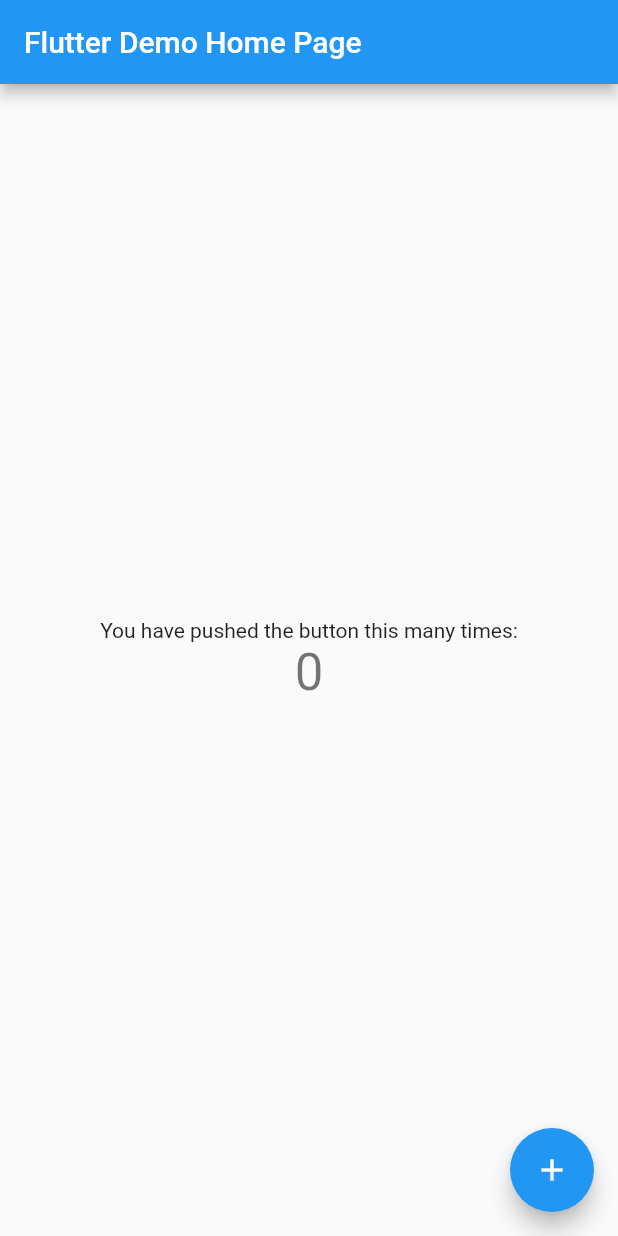
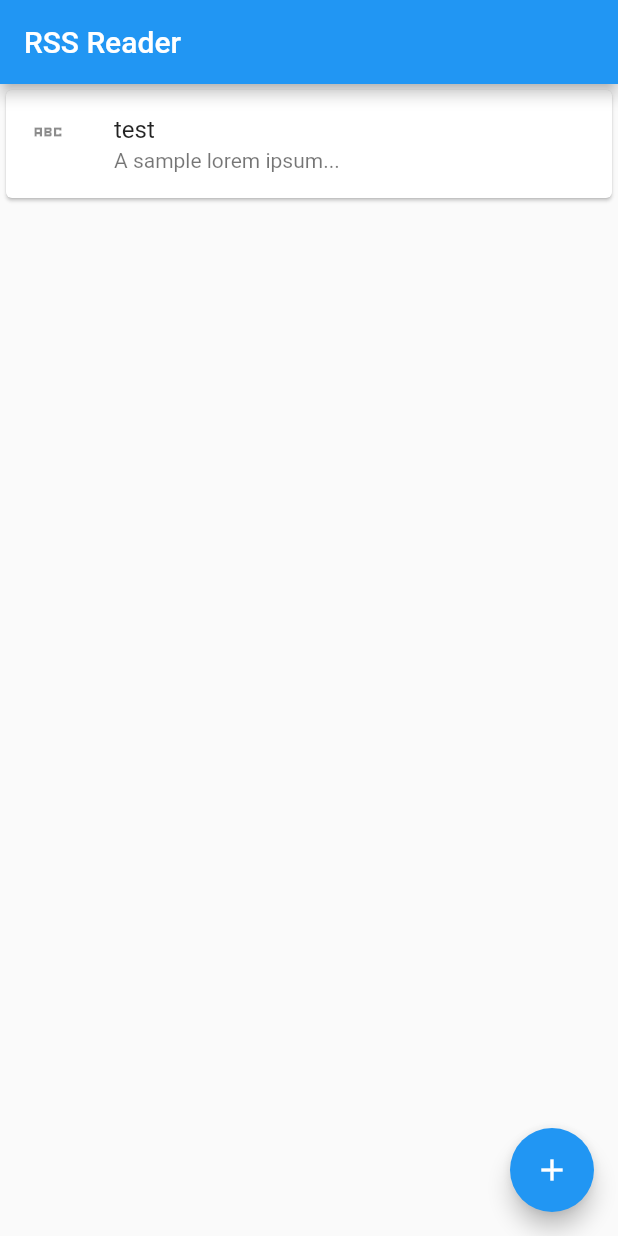
Before and after one commit to Dogeek/rss_feed, a Flutter app: the screen it shows after launch, on a phone screen of 412 x 824 dp. Run offline on Flutter 3.47's test engine with Material 2 defaults, Android fonts, the phone set to English and light mode, and no system bars; our stand-ins replace shared_preferences.

Commit message:
RSS Feed basic functionality

```diff
--- /dev/null
+++ b/lib/app.dart
@@ -0,0 +1,24 @@
+import 'package:flutter/material.dart';
+import './src/pages/home.dart';
+import './src/pages/add_feed.dart';
+import './src/pages/view_feed.dart';
+
+class App extends StatelessWidget {
+  const App({Key? key}) : super(key: key);
+
+  @override
+  Widget build(BuildContext context) {
+    return MaterialApp(
+      title: 'RSS Reader',
+      theme: ThemeData(
+        primarySwatch: Colors.blue,
+      ),
+      initialRoute: '/',
+      routes: {
+        '/': (context) => const HomePage(title: 'RSS Reader'),
+        '/add_feed': (context) => const AddFeedPage(title: 'Add a new feed'),
+        '/view_feed': (context) => const ViewFeedPage(),
+      },
+    );
+  }
+}
--- a/lib/main.dart
+++ b/lib/main.dart
@@ -1,115 +1,6 @@
 import 'package:flutter/material.dart';
+import './app.dart';
 
 void main() {
-  runApp(const MyApp());
+  runApp(const App());
 }
-
-class MyApp extends StatelessWidget {
-  const MyApp({Key? key}) : super(key: key);
-
-  // This widget is the root of your application.
-  @override
-  Widget build(BuildContext context) {
-    return MaterialApp(
-      title: 'Flutter Demo',
-      theme: ThemeData(
-        // This is the theme of your application.
-        //
-        // Try running your application with "flutter run". You'll see the
-        // application has a blue toolbar. Then, without quitting the app, try
-        // changing the primarySwatch below to Colors.green and then invoke
-        // "hot reload" (press "r" in the console where you ran "flutter run",
-        // or simply save your changes to "hot reload" in a Flutter IDE).
-        // Notice that the counter didn't reset back to zero; the application
-        // is not restarted.
-        primarySwatch: Colors.blue,
-      ),
-      home: const MyHomePage(title: 'Flutter Demo Home Page'),
-    );
-  }
-}
-
-class MyHomePage extends StatefulWidget {
-  const MyHomePage({Key? key, required this.title}) : super(key: key);
-
-  // This widget is the home page of your application. It is stateful, meaning
-  // that it has a State object (defined below) that contains fields that affect
-  // how it looks.
-
-  // This class is the configuration for the state. It holds the values (in this
-  // case the title) provided by the parent (in this case the App widget) and
-  // used by the build method of the State. Fields in a Widget subclass are
-  // always marked "final".
-
-  final String title;
-
-  @override
-  State<MyHomePage> createState() => _MyHomePageState();
-}
-
-class _MyHomePageState extends State<MyHomePage> {
-  int _counter = 0;
-
-  void _incrementCounter() {
-    setState(() {
-      // This call to setState tells the Flutter framework that something has
-      // changed in this State, which causes it to rerun the build method below
-      // so that the display can reflect the updated values. If we changed
-      // _counter without calling setState(), then the build method would not be
-      // called again, and so nothing would appear to happen.
-      _counter++;
-    });
-  }
-
-  @override
-  Widget build(BuildContext context) {
-    // This method is rerun every time setState is called, for instance as done
-    // by the _incrementCounter method above.
-    //
-    // The Flutter framework has been optimized to make rerunning build methods
-    // fast, so that you can just rebuild anything that needs updating rather
-    // than having to individually change instances of widgets.
-    return Scaffold(
-      appBar: AppBar(
-        // Here we take the value from the MyHomePage object that was created by
-        // the App.build method, and use it to set our appbar title.
-        title: Text(widget.title),
-      ),
-      body: Center(
-        // Center is a layout widget. It takes a single child and positions it
-        // in the middle of the parent.
-        child: Column(
-          // Column is also a layout widget. It takes a list of children and
-          // arranges them vertically. By default, it sizes itself to fit its
-          // children horizontally, and tries to be as tall as its parent.
-          //
-          // Invoke "debug painting" (press "p" in the console, choose the
-          // "Toggle Debug Paint" action from the Flutter Inspector in Android
-          // Studio, or the "Toggle Debug Paint" command in Visual Studio Code)
-          // to see the wireframe for each widget.
-          //
-          // Column has various properties to control how it sizes itself and
-          // how it positions its children. Here we use mainAxisAlignment to
-          // center the children vertically; the main axis here is the vertical
-          // axis because Columns are vertical (the cross axis would be
-          // horizontal).
-          mainAxisAlignment: MainAxisAlignment.center,
-          children: <Widget>[
-            const Text(
-              'You have pushed the button this many times:',
-            ),
-            Text(
-              '$_counter',
-              style: Theme.of(context).textTheme.headline4,
-            ),
-          ],
-        ),
-      ),
-      floatingActionButton: FloatingActionButton(
-        onPressed: _incrementCounter,
-        tooltip: 'Increment',
-        child: const Icon(Icons.add),
-      ), // This trailing comma makes auto-formatting nicer for build methods.
-    );
-  }
-}
--- /dev/null
+++ b/lib/src/models/rss_feed.dart
@@ -0,0 +1,98 @@
+import 'package:xml/xml.dart';
+import 'package:intl/intl.dart';
+
+class RssCategory {
+  String domain;
+  String category;
+
+  RssCategory({required this.category, this.domain = ''});
+}
+
+class RssItem {
+  String title;
+  String link;
+  String description;
+  DateTime publicationDate;
+  String guid;
+  String author;
+  late List<RssCategory> categories = [];
+
+  RssItem({
+    required this.title,
+    required this.link,
+    required this.description,
+    required this.guid,
+    required this.publicationDate,
+    this.author = '',
+  });
+
+  String get shortDescription {
+    int cutoff = 80;
+    return (description.length <= cutoff)
+        ? description
+        : '${description.substring(0, cutoff)}...';
+  }
+
+  static RssItem fromXml(XmlElement xml) {
+    String title = xml.findElements('title').first.innerText;
+    String link = xml.findElements('link').first.innerText;
+    String description = xml.findElements('description').first.innerText;
+    String guid = xml.findElements('guid').first.innerText;
+    DateFormat format = DateFormat("EEE, dd MMM yyyy hh:mm:ss zzz");
+    DateTime publicationDate =
+        format.parse(xml.findElements('publicationDate').first.innerText, true);
+    String author = xml.findElements('author').first.innerText;
+    Iterable<XmlElement> xmlCategories = xml.findElements('category');
+    List<RssCategory> categories = [];
+
+    for (XmlElement xmlCategory in xmlCategories) {
+      String category = xmlCategory.innerText;
+      String? domain = xmlCategory.getAttribute('domain');
+      domain = domain ?? '';
+      categories.add(RssCategory(category: category, domain: domain));
+    }
+
+    RssItem item = RssItem(
+        title: title,
+        link: link,
+        description: description,
+        guid: guid,
+        publicationDate: publicationDate,
+        author: author);
+    item.categories = categories;
+    return item;
+  }
+}
+
+class RssFeed {
+  String title;
+  String link;
+  String description;
+
+  List<RssItem> items = [];
+
+  RssFeed({
+    required this.title,
+    required this.link,
+    required this.description,
+  });
+
+  static RssFeed fromXml(XmlElement xml) {
+    String title = xml.findElements('title').first.innerText;
+    String link = xml.findElements('link').first.innerText;
+    String description = xml.findElements('description').first.innerText;
+    List<RssItem> items =
+        xml.findElements('item').map((item) => RssItem.fromXml(item)).toList();
+
+    RssFeed feed = RssFeed(title: title, link: link, description: description);
+    feed.items = items;
+    return feed;
+  }
+
+  String get shortDescription {
+    int cutoff = 80;
+    return (description.length <= cutoff)
+        ? description
+        : '${description.substring(0, cutoff)}...';
+  }
+}
--- /dev/null
+++ b/lib/src/pages/home.dart
@@ -0,0 +1,79 @@
+import 'package:flutter/material.dart';
+import '../models/rss_feed.dart';
+import '../widgets/feed_card.dart';
+import 'package:http/http.dart' as http;
+import 'package:shared_preferences/shared_preferences.dart';
+import 'package:xml/xml.dart';
+
+class HomePage extends StatefulWidget {
+  const HomePage({Key? key, required this.title}) : super(key: key);
+
+  final String title;
+
+  @override
+  State<HomePage> createState() => _HomePageState();
+}
+
+class _HomePageState extends State<HomePage> {
+  List<RssFeed> _feeds = [];
+
+  void _doReloadFeeds() async {
+    final prefs = await SharedPreferences.getInstance();
+    List<RssFeed> feeds = [];
+    for (String feedUrl in prefs.getStringList('feeds') ?? []) {
+      // Do the request
+      var url = Uri.parse(feedUrl);
+      var response = await http.get(url);
+      // parse XML
+      try {
+        XmlDocument xml = XmlDocument.parse(response.body);
+        for (XmlElement channel
+            in xml.findElements('rss').first.childElements) {
+          feeds.add(RssFeed.fromXml(channel));
+        }
+      } on XmlParserException catch (_) {}
+      setState(() => _feeds = feeds);
+    }
+  }
+
+  void _moveToNewFeedPage() {
+    Navigator.pushNamed(context, "/add_feed");
+  }
+
+  @override
+  Widget build(BuildContext context) {
+    RssFeed feed = RssFeed(
+      title: 'test',
+      link: 'https://www.example.com',
+      description: 'A sample lorem ipsum...',
+    );
+    for (int i = 0; i < 10; i++) {
+      feed.items.add(RssItem(
+          title: 'item $i',
+          link: 'https://www.example.com',
+          description: 'Lorem ipsum',
+          guid: 'item $i',
+          publicationDate: DateTime.now(),
+          ));
+    }
+    _feeds.add(feed);
+    return Scaffold(
+      appBar: AppBar(
+        title: Text(widget.title),
+      ),
+      body: Center(
+        child: RefreshIndicator(
+          onRefresh: () async => _doReloadFeeds(),
+          child: ListView(
+            children: _feeds.map((feed) => FeedCard(feed: feed)).toList(),
+          ),
+        ),
+      ),
+      floatingActionButton: FloatingActionButton(
+        onPressed: _moveToNewFeedPage,
+        tooltip: 'Add a feed',
+        child: const Icon(Icons.add),
+      ),
+    );
+  }
+}
--- /dev/null
+++ b/lib/src/widgets/feed_card.dart
@@ -0,0 +1,28 @@
+import 'package:flutter/material.dart';
+import '../models/rss_feed.dart';
+
+class FeedCard extends StatelessWidget {
+  const FeedCard({Key? key, required RssFeed feed})
+      : _feed = feed,
+        super(key: key);
+
+  final RssFeed _feed;
+
+  void _moveToFeedPage(BuildContext context) {
+    Navigator.pushNamed(context, '/view_feed', arguments:_feed);
+  }
+
+  @override
+  Widget build(BuildContext context) {
+    return InkWell(
+      child: Card(
+        child: ListTile(
+          leading: const Icon(Icons.abc_sharp),
+          title: Text(_feed.title),
+          subtitle: Text(_feed.shortDescription),
+        ),
+      ),
+      onTap: () => _moveToFeedPage(context),
+    );
+  }
+}
--- a/pubspec.yaml
+++ b/pubspec.yaml
@@ -29,11 +29,15 @@ environment:
 dependencies:
   flutter:
     sdk: flutter
+  http: ^0.13.4
+  shared_preferences: ^2.0.13
+  xml: ^5.3.1
 
 
   # The following adds the Cupertino Icons font to your application.
   # Use with the CupertinoIcons class for iOS style icons.
   cupertino_icons: ^1.0.2
+  intl: ^0.17.0
 
 dev_dependencies:
   flutter_test:
```
Also changed, not shown: lib/src/pages/add_feed.dart (added, +64 -0 lines), lib/src/pages/view_feed.dart (added, +24 -0 lines), lib/src/widgets/feed_view.dart (added, +21 -0 lines), lib/src/widgets/item_card.dart (added, +19 -0 lines), lib/src/widgets/item_view.dart (added), pubspec.lock, 6 other files.
